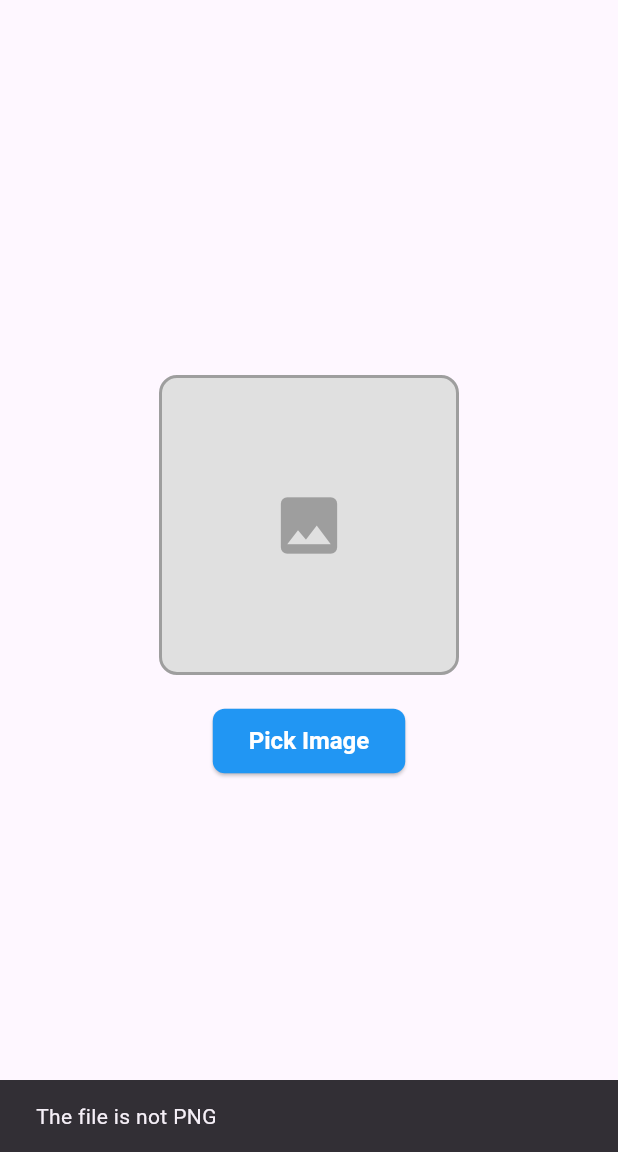
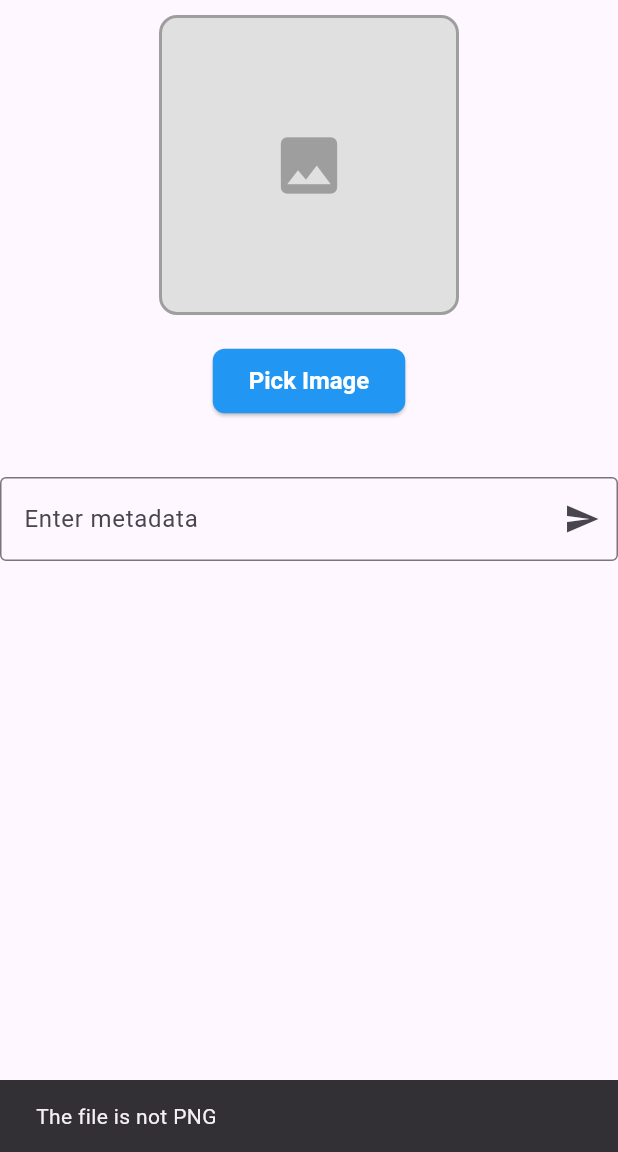
Before and after one commit to jhj0517/flutter-samples, a Flutter app: the screen it shows after launch, after a tap on "Pick Image", on a phone screen of 412 x 824 dp, the part 84-1236 px from its top. Run offline on Flutter 3.47's test engine with Material 3 defaults, Android fonts, the phone set to English and light mode, and no system bars; our stand-ins replace device_preview, firebase_auth, firebase_core, flutter_phoenix, get_it, google_fonts and 7 more; missing offline and left inert: googleapis, png_chunks_encode, png_chunks_extract; accounts and stored records are empty; generated files the repository leaves out were written again.

Commit message:
add metadata input field view

```diff
--- a/modify_png_metadata/lib/presentation/views/home/home_page.dart
+++ b/modify_png_metadata/lib/presentation/views/home/home_page.dart
@@ -12,6 +12,7 @@ import '../../providers/providers.dart';
 import '../widgets/common/common.dart';
 import 'widgets/picked_image.dart';
 import 'widgets/pick_image_button.dart';
+import 'widgets/meta_data_input.dart';
 
 class MyHomePage extends StatefulWidget {
   const MyHomePage({super.key});
@@ -68,13 +69,17 @@ class _MyHomePageState extends State<MyHomePage> {
   Widget build(BuildContext context) {
     return Scaffold(
       appBar: const NormalAppBar(title: "Modify PNG Metadata Sample"),
-      body: Center(
+      body: SingleChildScrollView(
         child: Column(
           mainAxisAlignment: MainAxisAlignment.center,
+          crossAxisAlignment: CrossAxisAlignment.center,
           children: <Widget>[
+            const SizedBox(height: 10),
             PickedImage(image: _image),
             const SizedBox(height: 20),
-            PickImageButton(onPressed: _pickImage)
+            PickImageButton(onPressed: _pickImage),
+            const SizedBox(height: 40),
+            MetaDataInput(onComplete: (input){})
           ],
         )
       )
--- /dev/null
+++ b/modify_png_metadata/lib/presentation/views/home/widgets/meta_data_input.dart
@@ -0,0 +1,45 @@
+import 'package:flutter/material.dart';
+
+class MetaDataInput extends StatefulWidget {
+  final void Function(String) onComplete;
+
+  const MetaDataInput({
+    super.key,
+    required this.onComplete,
+  });
+
+  @override
+  MetaDataInputState createState() => MetaDataInputState();
+}
+
+class MetaDataInputState extends State<MetaDataInput> {
+  final TextEditingController _controller = TextEditingController();
+
+  @override
+  Widget build(BuildContext context) {
+    return Column(
+      children: [
+        TextField(
+          controller: _controller,
+          decoration: InputDecoration(
+            labelText: 'Enter metadata',
+            suffixIcon: IconButton(
+              icon: const Icon(Icons.send),
+              onPressed: () {
+                widget.onComplete(_controller.text);
+              },
+            ),
+            border: const OutlineInputBorder(),
+          ),
+        ),
+        const SizedBox(height: 10),
+      ],
+    );
+  }
+
+  @override
+  void dispose() {
+    _controller.dispose();
+    super.dispose();
+  }
+}
```
